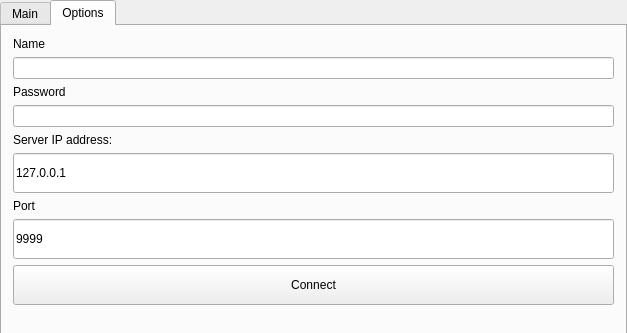
BorisovDmytro/CM, file CMClient/mainwindow.ui: the form before one commit; both pictures show x 0 to 627 and y 0 to 333 of the 627 by 529 pixel window.
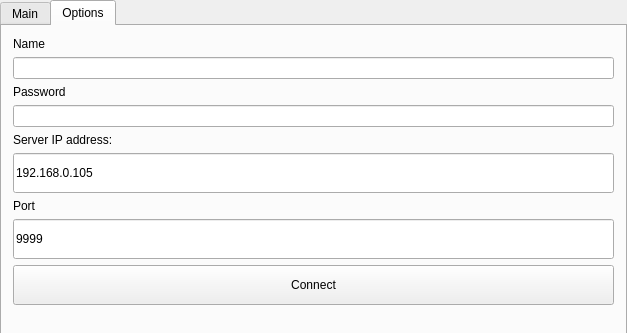
The form after the commit. The open tabs and pages were chosen to show the change. Icons and pictures are not drawn.

```diff
--- a/CMClient/mainwindow.ui
+++ b/CMClient/mainwindow.ui
@@ -315,7 +315,7 @@
            </size>
           </property>
           <property name="text">
-           <string>127.0.0.1</string>
+           <string>192.168.0.105</string>
           </property>
          </widget>
         </item>
```
Left out of the diff: 2 changed lines with no effect on the pictures.
